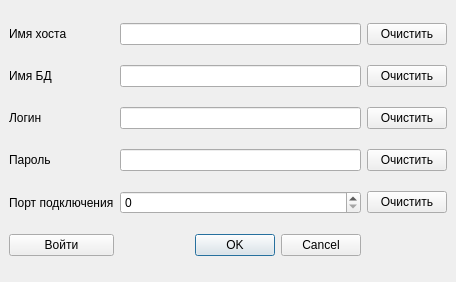
Tatyana0001/Qt, file Lesson 3/Task_1/mainwindow.ui: the form before one commit.
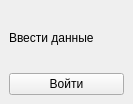
The form after the commit.

Diff of the .ui file:
```diff
--- a/Lesson 3/Task_1/mainwindow.ui
+++ b/Lesson 3/Task_1/mainwindow.ui
@@ -6,8 +6,8 @@
    <rect>
     <x>0</x>
     <y>0</y>
-    <width>456</width>
-    <height>282</height>
+    <width>133</width>
+    <height>104</height>
    </rect>
   </property>
   <property name="windowTitle">
@@ -15,114 +15,17 @@
   </property>
   <widget class="QWidget" name="centralwidget">
    <layout class="QGridLayout" name="gridLayout">
-    <item row="2" column="1">
-     <widget class="QLineEdit" name="lE_login"/>
-    </item>
-    <item row="1" column="1">
-     <widget class="QLineEdit" name="lE_bd"/>
-    </item>
     <item row="0" column="0">
      <widget class="QLabel" name="l_host_name">
       <property name="text">
-       <string>Имя хоста</string>
+       <string>Ввести данные</string>
       </property>
       <property name="buddy">
        <cstring>lE_host_name</cstring>
       </property>
      </widget>
     </item>
-    <item row="0" column="1">
-     <widget class="QLineEdit" name="lE_host_name"/>
-    </item>
-    <item row="0" column="2">
-     <widget class="QPushButton" name="pB_host_name_clear">
-      <property name="text">
-       <string>Очистить</string>
-      </property>
-     </widget>
-    </item>
-    <item row="3" column="0">
-     <widget class="QLabel" name="l_password">
-      <property name="text">
-       <string>Пароль</string>
-      </property>
-      <property name="buddy">
-       <cstring>lE_password</cstring>
-      </property>
-     </widget>
-    </item>
-    <item row="2" column="0">
-     <widget class="QLabel" name="l_login">
-      <property name="text">
-       <string>Логин</string>
-      </property>
-      <property name="buddy">
-       <cstring>lE_login</cstring>
-      </property>
-     </widget>
-    </item>
-    <item row="4" column="1">
-     <widget class="QSpinBox" name="sB_port"/>
-    </item>
     <item row="1" column="0">
-     <widget class="QLabel" name="l_bd">
-      <property name="text">
-       <string>Имя БД</string>
-      </property>
-      <property name="buddy">
-       <cstring>lE_bd</cstring>
-      </property>
-     </widget>
-    </item>
-    <item row="4" column="2">
-     <widget class="QPushButton" name="pB_port_clear">
-      <property name="text">
-       <string>Очистить</string>
-      </property>
-     </widget>
-    </item>
-    <item row="3" column="2">
-     <widget class="QPushButton" name="pB_password_clear">
-      <property name="text">
-       <string>Очистить</string>
-      </property>
-     </widget>
-    </item>
-    <item row="4" column="0">
-     <widget class="QLabel" name="l_port">
-      <property name="text">
-       <string>Порт подключения</string>
-      </property>
-      <property name="buddy">
-       <cstring>sB_port</cstring>
-      </property>
-     </widget>
-    </item>
-    <item row="2" column="2">
-     <widget class="QPushButton" name="pB_login_clear">
-      <property name="text">
-       <string>Очистить</string>
-      </property>
-     </widget>
-    </item>
-    <item row="3" column="1">
-     <widget class="QLineEdit" name="lE_password"/>
-    </item>
-    <item row="1" column="2">
-     <widget class="QPushButton" name="pB_bd_clear">
-      <property name="text">
-       <string>Очистить</string>
-      </property>
-     </widget>
-    </item>
-    <item row="5" column="1">
-     <widget class="QDialogButtonBox" name="buttonBox">
-      <property name="standardButtons">
-       <set>QDialogButtonBox::Cancel|QDialogButtonBox::Ok</set>
-      </property>
-     </widget>
-    </item>
-    <item row="5" column="0">
      <widget class="QPushButton" name="pushButton">
       <property name="text">
        <string>Войти</string>
```
Left out of the diff: 100 changed lines with no effect on the pictures.
